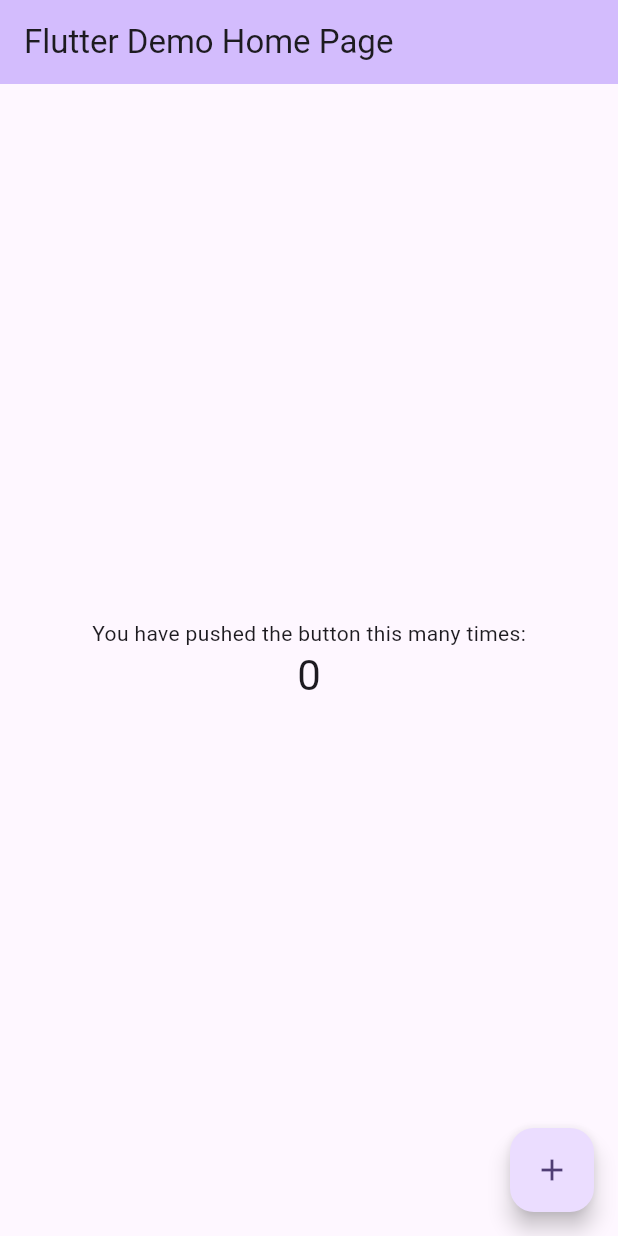
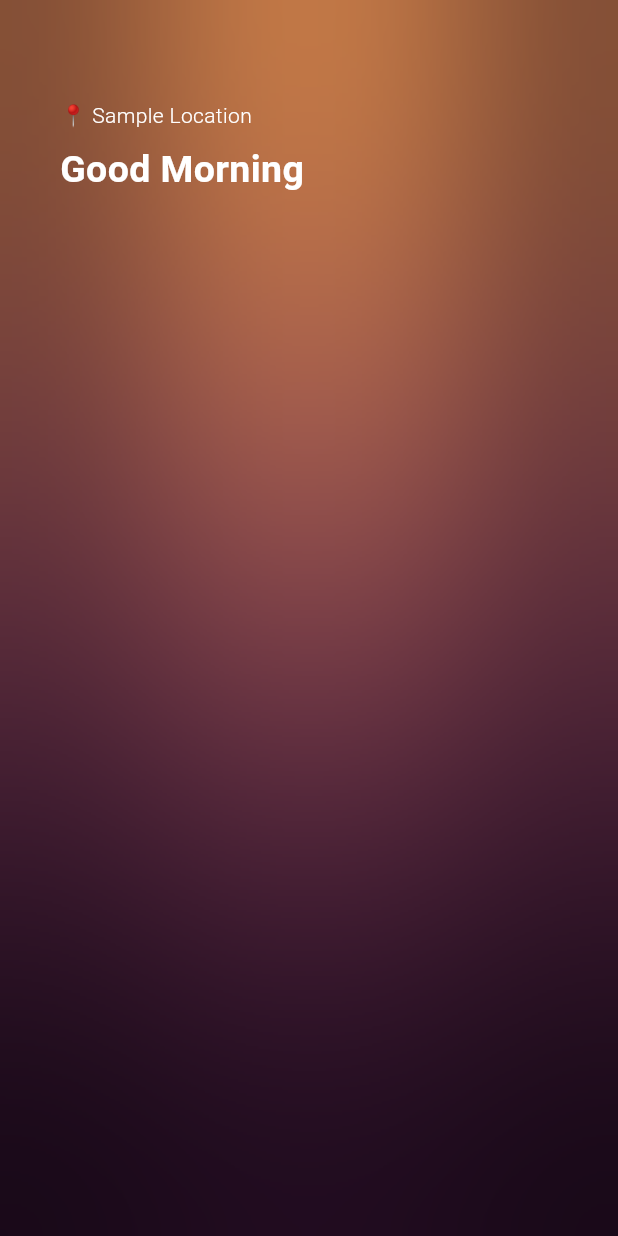
Before and after one commit to jamydevelop/Flutter-Weather-App-Bloc-01, a Flutter app: the screen it shows after launch, on a phone screen of 412 x 824 dp. Run offline on Flutter 3.47's test engine with Material 3 defaults, Android fonts, the phone set to English and light mode, and no system bars; our stand-ins replace bloc, equatable.

Commit message:
misc files

```diff
--- a/flutter_weather_app_bloc_01/lib/main.dart
+++ b/flutter_weather_app_bloc_01/lib/main.dart
@@ -1,4 +1,5 @@
 import 'package:flutter/material.dart';
+import 'package:flutter_weather_app_bloc_01/screens/home_screen.dart';
 
 void main() {
   runApp(const MyApp());
@@ -7,116 +8,12 @@ void main() {
 class MyApp extends StatelessWidget {
   const MyApp({super.key});
 
-  // This widget is the root of your application.
   @override
   Widget build(BuildContext context) {
     return MaterialApp(
-      title: 'Flutter Demo',
-      theme: ThemeData(
-        // This is the theme of your application.
-        //
-        // TRY THIS: Try running your application with "flutter run". You'll see
-        // the application has a purple toolbar. Then, without quitting the app,
-        // try changing the seedColor in the colorScheme below to Colors.green
-        // and then invoke "hot reload" (save your changes or press the "hot
-        // reload" button in a Flutter-supported IDE, or press "r" if you used
-        // the command line to start the app).
-        //
-        // Notice that the counter didn't reset back to zero; the application
-        // state is not lost during the reload. To reset the state, use hot
-        // restart instead.
-        //
-        // This works for code too, not just values: Most code changes can be
-        // tested with just a hot reload.
-        colorScheme: ColorScheme.fromSeed(seedColor: Colors.deepPurple),
-      ),
-      home: const MyHomePage(title: 'Flutter Demo Home Page'),
+      debugShowCheckedModeBanner: false,
+      title: 'Weather App',
+      home: const HomeScreen(),
     );
   }
 }
-
-class MyHomePage extends StatefulWidget {
-  const MyHomePage({super.key, required this.title});
-
-  // This widget is the home page of your application. It is stateful, meaning
-  // that it has a State object (defined below) that contains fields that affect
-  // how it looks.
-
-  // This class is the configuration for the state. It holds the values (in this
-  // case the title) provided by the parent (in this case the App widget) and
-  // used by the build method of the State. Fields in a Widget subclass are
-  // always marked "final".
-
-  final String title;
-
-  @override
-  State<MyHomePage> createState() => _MyHomePageState();
-}
-
-class _MyHomePageState extends State<MyHomePage> {
-  int _counter = 0;
-
-  void _incrementCounter() {
-    setState(() {
-      // This call to setState tells the Flutter framework that something has
-      // changed in this State, which causes it to rerun the build method below
-      // so that the display can reflect the updated values. If we changed
-      // _counter without calling setState(), then the build method would not be
-      // called again, and so nothing would appear to happen.
-      _counter++;
-    });
-  }
-
-  @override
-  Widget build(BuildContext context) {
-    // This method is rerun every time setState is called, for instance as done
-    // by the _incrementCounter method above.
-    //
-    // The Flutter framework has been optimized to make rerunning build methods
-    // fast, so that you can just rebuild anything that needs updating rather
-    // than having to individually change instances of widgets.
-    return Scaffold(
-      appBar: AppBar(
-        // TRY THIS: Try changing the color here to a specific color (to
-        // Colors.amber, perhaps?) and trigger a hot reload to see the AppBar
-        // change color while the other colors stay the same.
-        backgroundColor: Theme.of(context).colorScheme.inversePrimary,
-        // Here we take the value from the MyHomePage object that was created by
-        // the App.build method, and use it to set our appbar title.
-        title: Text(widget.title),
-      ),
-      body: Center(
-        // Center is a layout widget. It takes a single child and positions it
-        // in the middle of the parent.
-        child: Column(
-          // Column is also a layout widget. It takes a list of children and
-          // arranges them vertically. By default, it sizes itself to fit its
-          // children horizontally, and tries to be as tall as its parent.
-          //
-          // Column has various properties to control how it sizes itself and
-          // how it positions its children. Here we use mainAxisAlignment to
-          // center the children vertically; the main axis here is the vertical
-          // axis because Columns are vertical (the cross axis would be
-          // horizontal).
-          //
-          // TRY THIS: Invoke "debug painting" (choose the "Toggle Debug Paint"
-          // action in the IDE, or press "p" in the console), to see the
-          // wireframe for each widget.
-          mainAxisAlignment: MainAxisAlignment.center,
-          children: <Widget>[
-            const Text('You have pushed the button this many times:'),
-            Text(
-              '$_counter',
-              style: Theme.of(context).textTheme.headlineMedium,
-            ),
-          ],
-        ),
-      ),
-      floatingActionButton: FloatingActionButton(
-        onPressed: _incrementCounter,
-        tooltip: 'Increment',
-        child: const Icon(Icons.add),
-      ), // This trailing comma makes auto-formatting nicer for build methods.
-    );
-  }
-}
--- /dev/null
+++ b/flutter_weather_app_bloc_01/lib/screens/home_screen.dart
@@ -0,0 +1,98 @@
+import 'dart:ui';
+
+import 'package:flutter/material.dart';
+import 'package:flutter/services.dart';
+import 'package:flutter_weather_app_bloc_01/core/resources/colors.dart';
+
+class HomeScreen extends StatelessWidget {
+  const HomeScreen({super.key});
+
+  @override
+  Widget build(BuildContext context) {
+    return Scaffold(
+      extendBodyBehindAppBar: true,
+      backgroundColor: blackPrimary,
+      appBar: AppBar(
+        backgroundColor: transparent,
+        elevation: 0,
+        systemOverlayStyle: SystemUiOverlayStyle(
+          statusBarBrightness: Brightness.dark,
+        ),
+      ),
+      body: Padding(
+        padding: const EdgeInsets.fromLTRB(40, 1.2 * kToolbarHeight, 40, 20),
+        child: SizedBox(
+          height: MediaQuery.of(context).size.height,
+          child: Stack(
+            children: [
+              Align(
+                alignment: AlignmentDirectional(3, -0.3),
+                child: Container(
+                  height: 300,
+                  width: 300,
+                  decoration: BoxDecoration(
+                    shape: BoxShape.circle,
+                    color: Colors.purple,
+                  ),
+                ),
+              ),
+              Align(
+                alignment: AlignmentDirectional(-3, -0.3),
+                child: Container(
+                  height: 300,
+                  width: 300,
+                  decoration: BoxDecoration(
+                    shape: BoxShape.circle,
+                    color: Colors.purple,
+                  ),
+                ),
+              ),
+              Align(
+                alignment: AlignmentDirectional(0, -1.2),
+                child: Container(
+                  height: 300,
+                  width: 300,
+                  decoration: BoxDecoration(
+                    // shape: BoxShape.circle,
+                    color: Color(0xFFFFAB40),
+                  ),
+                ),
+              ),
+              BackdropFilter(
+                filter: ImageFilter.blur(sigmaX: 100.0, sigmaY: 250.0),
+                child: Container(
+                  decoration: BoxDecoration(color: Colors.transparent),
+                ),
+              ),
+              SizedBox(
+                width: MediaQuery.of(context).size.width,
+                height: MediaQuery.of(context).size.height,
+                child: Column(
+                  crossAxisAlignment: CrossAxisAlignment.start,
+                  children: [
+                    Text(
+                      '📍 Sample Location',
+                      style: const TextStyle(
+                        color: Colors.white,
+                        fontWeight: FontWeight.w300,
+                      ),
+                    ),
+                    const SizedBox(height: 8),
+                    const Text(
+                      'Good Morning',
+                      style: TextStyle(
+                        color: Colors.white,
+                        fontSize: 25,
+                        fontWeight: FontWeight.bold,
+                      ),
+                    ),
+                  ],
+                ),
+              ),
+            ],
+          ),
+        ),
+      ),
+    );
+  }
+}
--- a/flutter_weather_app_bloc_01/pubspec.yaml
+++ b/flutter_weather_app_bloc_01/pubspec.yaml
@@ -34,6 +34,11 @@ dependencies:
   # The following adds the Cupertino Icons font to your application.
   # Use with the CupertinoIcons class for iOS style icons.
   cupertino_icons: ^1.0.8
+  geolocator: ^14.0.2
+  weather: ^3.2.1
+  intl: ^0.20.2
+  flutter_bloc: ^9.1.1
+  equatable: ^2.0.7
 
 dev_dependencies:
   flutter_test:
```
Also changed, not shown: flutter_weather_app_bloc_01/lib/bloc/weather_bloc_bloc.dart (added, +13 -0 lines), flutter_weather_app_bloc_01/lib/bloc/weather_bloc_event.dart (added, +8 -0 lines), flutter_weather_app_bloc_01/lib/bloc/weather_bloc_state.dart (added, +10 -0 lines), flutter_weather_app_bloc_01/lib/core/resources/colors.dart (added, +20 -0 lines), flutter_weather_app_bloc_01/lib/data/my_data.dart (added), flutter_weather_app_bloc_01/pubspec.lock, 4 other files.
